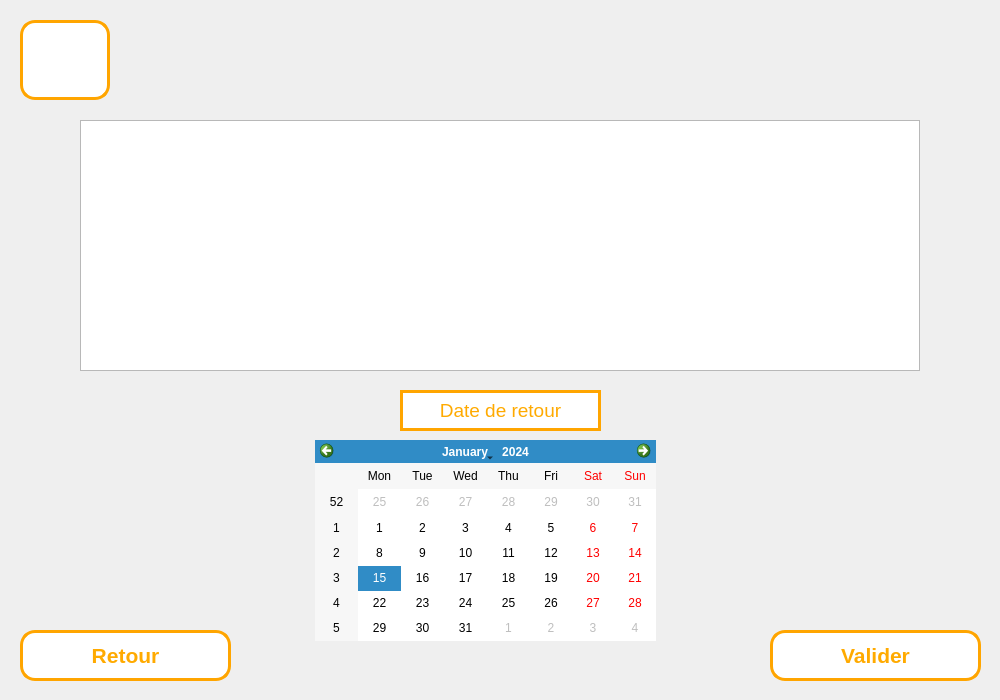
Above: FabLabEmprunt/empruntAjout.ui from Fablab-app-emprunt/App before the change. Below: the same form after it.
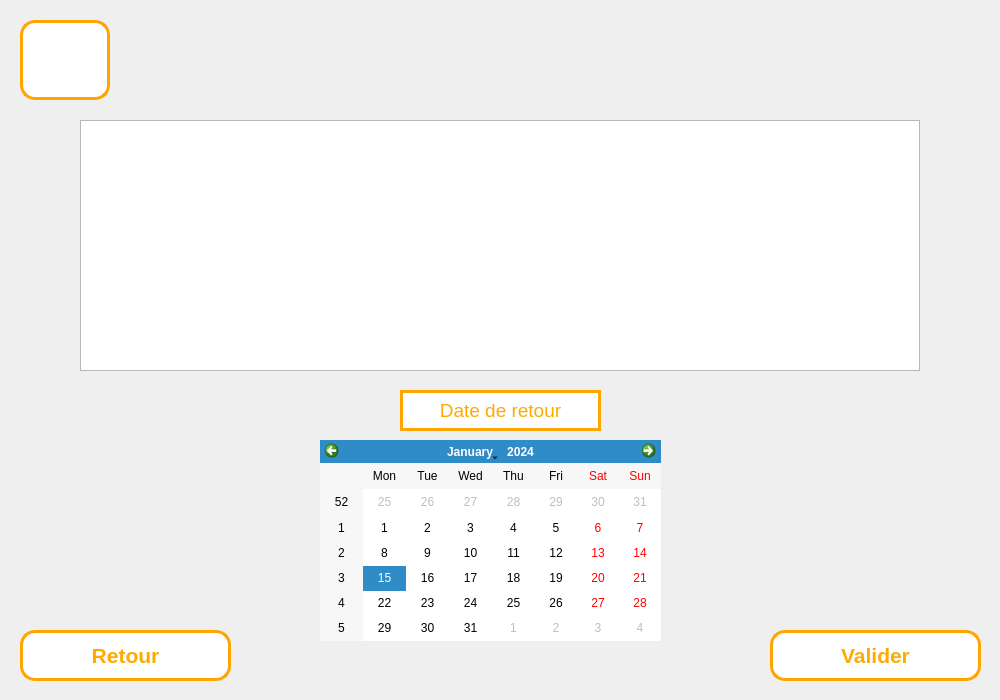
That is the form after the change. Icons and pictures are not drawn.

Commit message: Suppression calendrier et changement de nom de variable calendrier

The edit to the form file:
```diff
--- a/FabLabEmprunt/empruntAjout.ui
+++ b/FabLabEmprunt/empruntAjout.ui
@@ -730,7 +730,7 @@
    </property>
    <property name="geometry">
     <rect>
-     <x>315</x>
+     <x>320</x>
      <y>440</y>
      <width>341</width>
      <height>201</height>
```
The commit also changes 1 other file.
